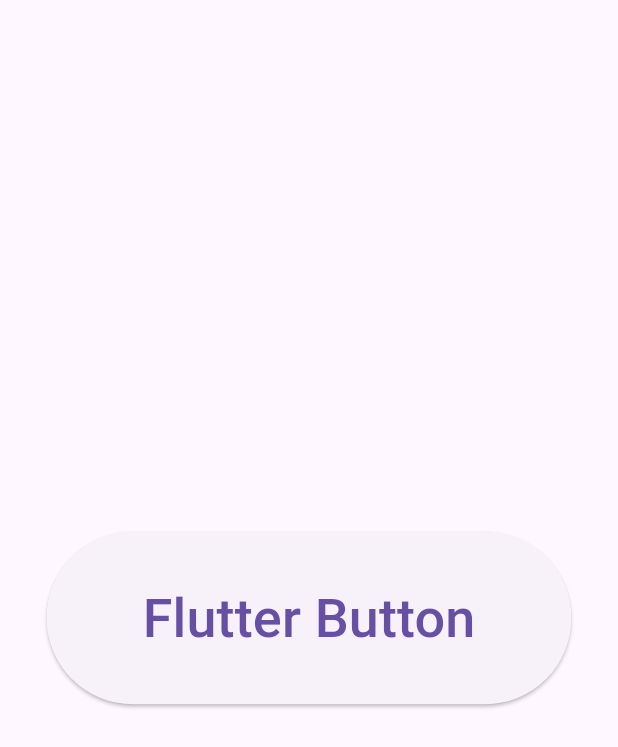
After one commit to ginganotnigg/Animation-Comparison-App, a Flutter app: the ButtonPressScreen screen opened directly, after a tap on "Flutter Button", on a phone screen of 412 x 824 dp. The commit adds this screen. Shown: the top 747 px of the screen. Run offline on Flutter 3.47's test engine with Material 3 defaults, Android fonts, the phone set to English and light mode, and no system bars; our stand-ins replace rive.

Commit message:
feat: add ButtonPressScreen

```diff
--- a/lib/main.dart
+++ b/lib/main.dart
@@ -1,4 +1,5 @@
 import 'package:flutter/material.dart';
+import 'screen/button_press.dart';
 import 'screen/material_motion.dart';
 
 void main() {
@@ -36,7 +37,7 @@ class _HomePageState extends State<HomePage> {
     MaterialMotionScreen(useBuiltIn: true),
     //PreBuiltEffectsScreen(useBuiltIn: true),
     //ComplexLoadingScreen(useBuiltIn: true),
-    //ButtonPressScreen(useBuiltIn: true),
+    ButtonPressScreen(useBuiltIn: true),
   ];
 
   void navigateBar(int idx) {
@@ -88,7 +89,7 @@ class _HomePageState extends State<HomePage> {
                         ? MaterialMotionScreen(
                             useBuiltIn:
                                 _useBuiltIn) // Must fixed to ComplexLoadingScreen
-                        : MaterialMotionScreen(
+                        : ButtonPressScreen(
                             useBuiltIn:
                                 _useBuiltIn); // Must fixed to ButtonPressScreen
           });
--- /dev/null
+++ b/lib/screen/button_press.dart
@@ -0,0 +1,75 @@
+import 'package:flutter/material.dart';
+import 'package:rive/rive.dart';
+
+class ButtonPressScreen extends StatefulWidget {
+  final bool useBuiltIn;
+
+  const ButtonPressScreen({super.key, required this.useBuiltIn});
+
+  @override
+  State<ButtonPressScreen> createState() => _ButtonPressScreenState();
+}
+
+class _ButtonPressScreenState extends State<ButtonPressScreen>
+    with SingleTickerProviderStateMixin {
+  SMITrigger? _onClick;
+  double _scale = 1.0;
+
+  void _onButtonPressed() {
+    if (_onClick != null) {
+      _onClick!.fire();
+    }
+
+    setState(() {
+      _scale = 1.1;
+    });
+
+    Future.delayed(const Duration(milliseconds: 100), () {
+      setState(() {
+        _scale = 1.0;
+      });
+    });
+  }
+
+  // Hàm khởi tạo điều khiển Rive
+  void _onRiveInit(Artboard artboard) {
+    final controller = StateMachineController.fromArtboard(
+        artboard, 'State Machine 1'); // Tên state machine
+    if (controller != null) {
+      artboard.addController(controller);
+      _onClick = controller.findInput('Button_Click')
+          as SMITrigger?; // Input từ state machine
+    }
+  }
+
+  @override
+  Widget build(BuildContext context) {
+    return Scaffold(
+      body: Center(
+        child: widget.useBuiltIn
+            ? Transform.scale(
+                scale: _scale,
+                child: ElevatedButton(
+                  onPressed: _onButtonPressed,
+                  style: ElevatedButton.styleFrom(
+                    padding: const EdgeInsets.symmetric(
+                        horizontal: 64, vertical: 32),
+                  ),
+                  child: const Text(
+                    'Flutter Button',
+                    style: TextStyle(fontSize: 36),
+                  ),
+                ),
+              )
+            : GestureDetector(
+                onTap: _onButtonPressed,
+                child: RiveAnimation.asset(
+                  'assets/rive/button_press.riv',
+                  fit: BoxFit.cover,
+                  onInit: _onRiveInit,
+                ),
+              ),
+      ),
+    );
+  }
+}
```
Also changed, not shown: pubspec.yaml (+4 -6 lines), pubspec.lock, 1 other file.
